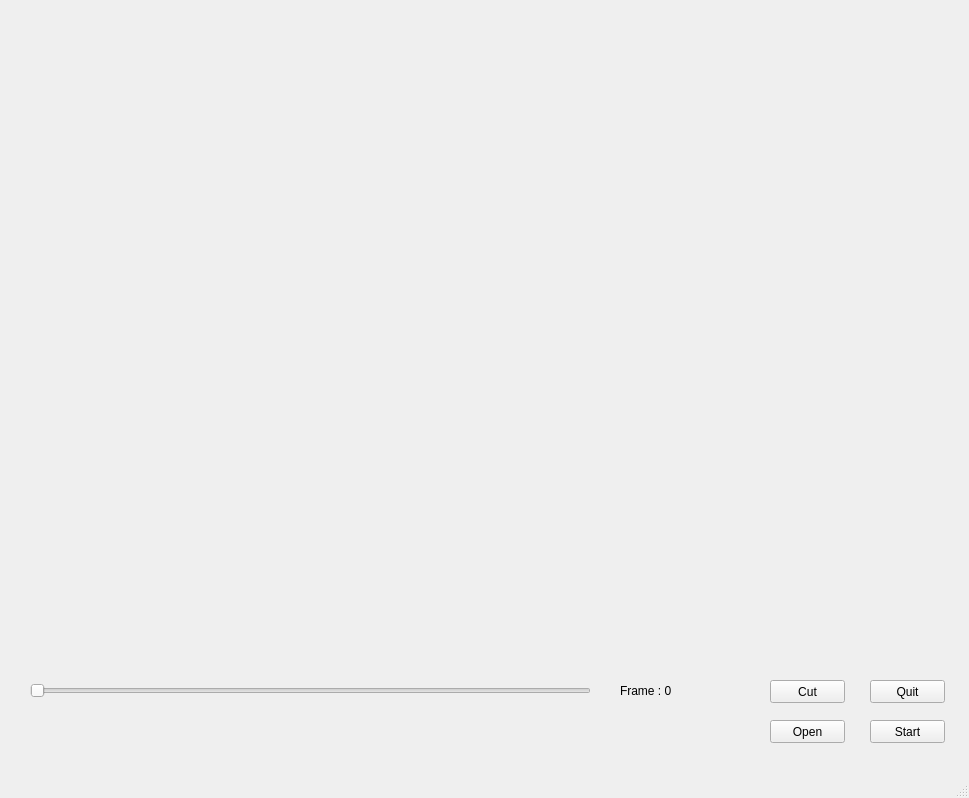
First picture: the form in Data Extractor/windowview.ui, repository rdelgiudi/narzedzia-praca-magisterska-klasyfikator, before the edit.
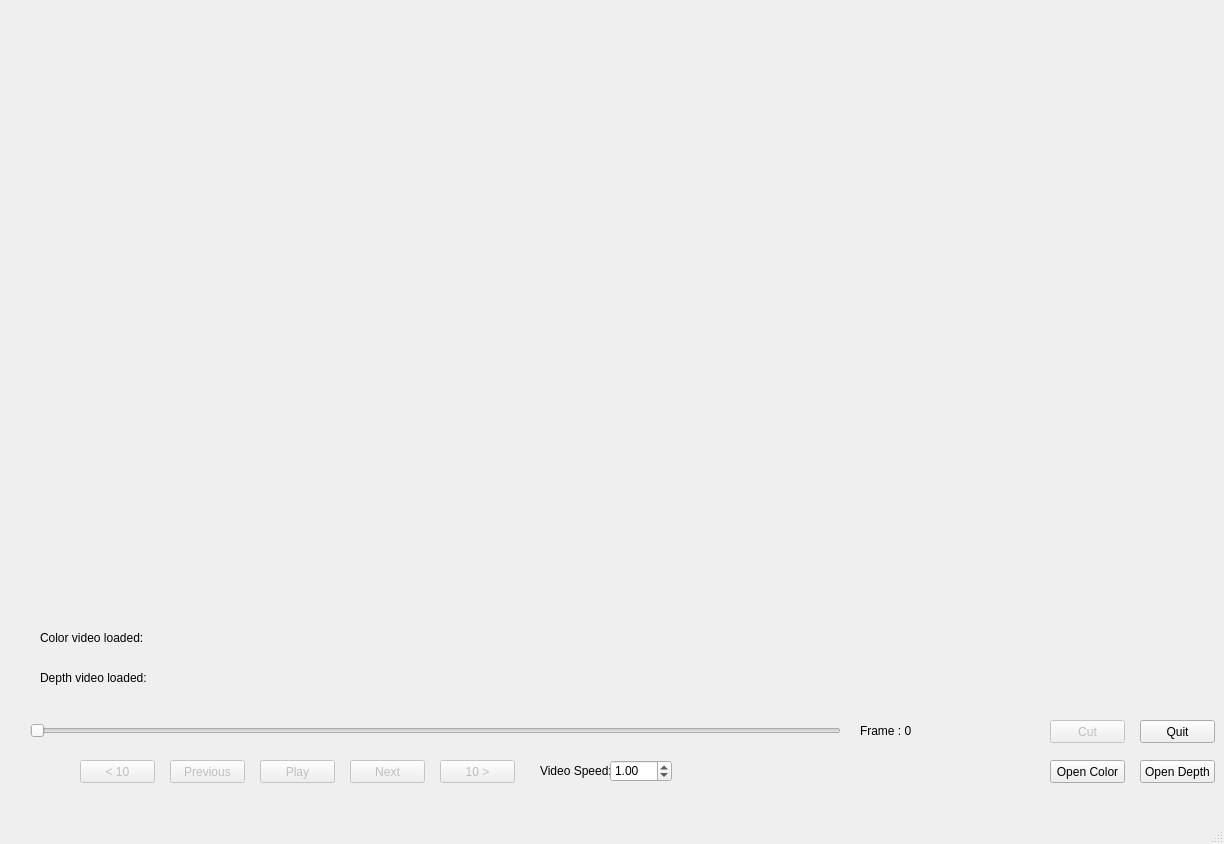
Second picture: the form after the edit.

Commit message: Poprawki do Data Extractora

Diff of the .ui file:
```diff
--- a/Data Extractor/windowview.ui
+++ b/Data Extractor/windowview.ui
@@ -6,8 +6,8 @@
    <rect>
     <x>0</x>
     <y>0</y>
-    <width>969</width>
-    <height>798</height>
+    <width>1224</width>
+    <height>844</height>
    </rect>
   </property>
   <property name="windowTitle">
@@ -17,9 +17,9 @@
    <widget class="QLabel" name="videoLabel">
     <property name="geometry">
      <rect>
-      <x>120</x>
+      <x>40</x>
       <y>50</y>
-      <width>711</width>
+      <width>1131</width>
       <height>551</height>
      </rect>
     </property>
@@ -28,10 +28,13 @@
     </property>
    </widget>
    <widget class="QPushButton" name="cutButton">
+    <property name="enabled">
+     <bool>false</bool>
+    </property>
     <property name="geometry">
      <rect>
-      <x>770</x>
-      <y>680</y>
+      <x>1050</x>
+      <y>720</y>
       <width>75</width>
       <height>23</height>
      </rect>
@@ -43,8 +46,8 @@
    <widget class="QPushButton" name="quitButton">
     <property name="geometry">
      <rect>
-      <x>870</x>
-      <y>680</y>
+      <x>1140</x>
+      <y>720</y>
       <width>75</width>
       <height>23</height>
      </rect>
@@ -56,9 +59,9 @@
    <widget class="QLabel" name="frameLabel">
     <property name="geometry">
      <rect>
-      <x>620</x>
-      <y>680</y>
-      <width>141</width>
+      <x>860</x>
+      <y>720</y>
+      <width>181</width>
       <height>21</height>
      </rect>
     </property>
@@ -67,11 +70,14 @@
     </property>
    </widget>
    <widget class="QSlider" name="videoSlider">
+    <property name="enabled">
+     <bool>false</bool>
+    </property>
     <property name="geometry">
      <rect>
       <x>30</x>
-      <y>670</y>
-      <width>561</width>
+      <y>710</y>
+      <width>811</width>
       <height>41</height>
      </rect>
     </property>
@@ -80,29 +86,176 @@
     </property>
    </widget>
    <widget class="QPushButton" name="openButton">
+    <property name="enabled">
+     <bool>true</bool>
+    </property>
     <property name="geometry">
      <rect>
-      <x>770</x>
-      <y>720</y>
+      <x>1050</x>
+      <y>760</y>
       <width>75</width>
       <height>23</height>
      </rect>
     </property>
     <property name="text">
-     <string>Open</string>
+     <string>Open Color</string>
     </property>
    </widget>
    <widget class="QPushButton" name="startButton">
+    <property name="enabled">
+     <bool>false</bool>
+    </property>
     <property name="geometry">
      <rect>
-      <x>870</x>
-      <y>720</y>
+      <x>260</x>
+      <y>760</y>
       <width>75</width>
       <height>23</height>
      </rect>
     </property>
     <property name="text">
-     <string>Start</string>
+     <string>Play</string>
+    </property>
+   </widget>
+   <widget class="QLabel" name="videoSpeedLabel">
+    <property name="geometry">
+     <rect>
+      <x>540</x>
+      <y>760</y>
+      <width>71</width>
+      <height>21</height>
+     </rect>
+    </property>
+    <property name="text">
+     <string>Video Speed:</string>
+    </property>
+   </widget>
+   <widget class="QDoubleSpinBox" name="speedSpinBox">
+    <property name="geometry">
+     <rect>
+      <x>610</x>
+      <y>760</y>
+      <width>62</width>
+      <height>22</height>
+     </rect>
+    </property>
+    <property name="minimum">
+     <double>0.250000000000000</double>
+    </property>
+    <property name="maximum">
+     <double>4.000000000000000</double>
+    </property>
+    <property name="singleStep">
+     <double>0.250000000000000</double>
+    </property>
+    <property name="value">
+     <double>1.000000000000000</double>
+    </property>
+   </widget>
+   <widget class="QPushButton" name="nextButton">
+    <property name="enabled">
+     <bool>false</bool>
+    </property>
+    <property name="geometry">
+     <rect>
+      <x>350</x>
+      <y>760</y>
+      <width>75</width>
+      <height>23</height>
+     </rect>
+    </property>
+    <property name="text">
+     <string>Next</string>
+    </property>
+   </widget>
+   <widget class="QPushButton" name="previousButton">
+    <property name="enabled">
+     <bool>false</bool>
+    </property>
+    <property name="geometry">
+     <rect>
+      <x>170</x>
+      <y>760</y>
+      <width>75</width>
+      <height>23</height>
+     </rect>
+    </property>
+    <property name="text">
+     <string>Previous</string>
+    </property>
+   </widget>
+   <widget class="QPushButton" name="tenBackButton">
+    <property name="enabled">
+     <bool>false</bool>
+    </property>
+    <property name="geometry">
+     <rect>
+      <x>80</x>
+      <y>760</y>
+      <width>75</width>
+      <height>23</height>
+     </rect>
+    </property>
+    <property name="text">
+     <string>&lt; 10</string>
+    </property>
+   </widget>
+   <widget class="QPushButton" name="tenForwardButton">
+    <property name="enabled">
+     <bool>false</bool>
+    </property>
+    <property name="geometry">
+     <rect>
+      <x>440</x>
+      <y>760</y>
+      <width>75</width>
+      <height>23</height>
+     </rect>
+    </property>
+    <property name="text">
+     <string>10 &gt;</string>
+    </property>
+   </widget>
+   <widget class="QPushButton" name="openDepthButton">
+    <property name="enabled">
+     <bool>true</bool>
+    </property>
+    <property name="geometry">
+     <rect>
+      <x>1140</x>
+      <y>760</y>
+      <width>75</width>
+      <height>23</height>
+     </rect>
+    </property>
+    <property name="text">
+     <string>Open Depth</string>
+    </property>
+   </widget>
+   <widget class="QLabel" name="colorLabel">
+    <property name="geometry">
+     <rect>
+      <x>40</x>
+      <y>630</y>
+      <width>861</width>
+      <height>16</height>
+     </rect>
+    </property>
+    <property name="text">
+     <string>Color video loaded:</string>
+    </property>
+   </widget>
+   <widget class="QLabel" name="depthLabel">
+    <property name="geometry">
+     <rect>
+      <x>40</x>
+      <y>670</y>
+      <width>861</width>
+      <height>16</height>
+     </rect>
+    </property>
+    <property name="text">
+     <string>Depth video loaded:</string>
     </property>
    </widget>
   </widget>
```
Left out of the diff: 4 changed lines with no effect on the pictures. The commit also changes 2 other files.
